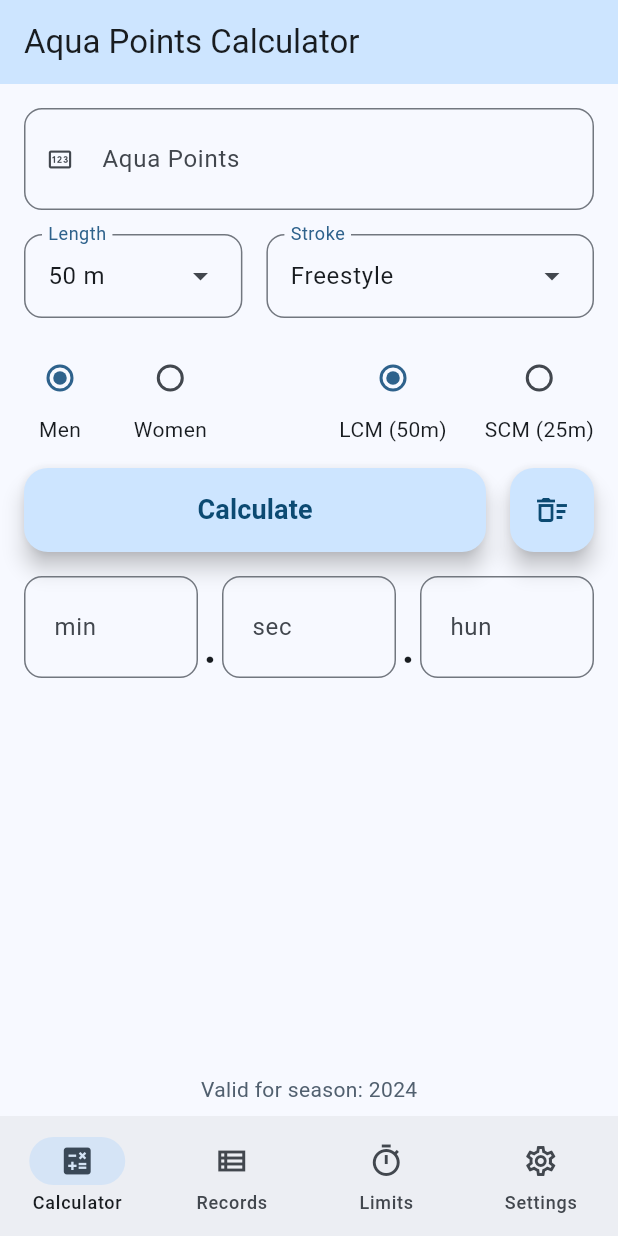
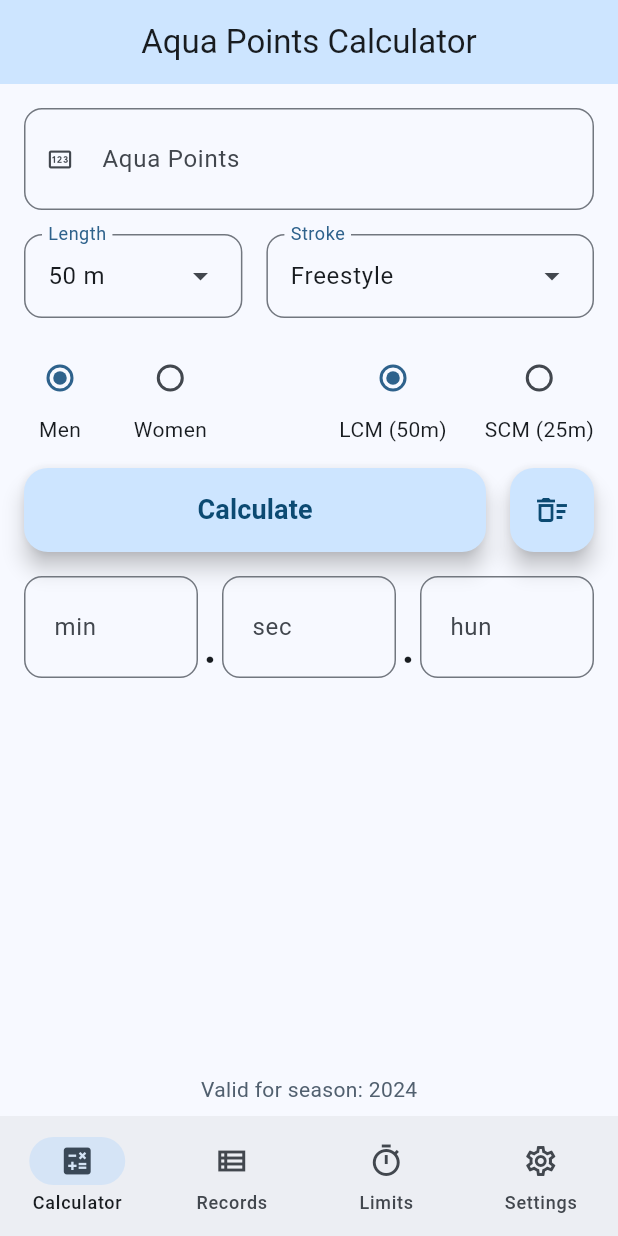
Before and after one commit to Nert53/aqua-points-calculator, a Flutter app: the screen it shows after launch, on a phone screen of 412 x 824 dp. Run offline on Flutter 3.47's test engine with Material 3 defaults, Android fonts, the phone set to English and light mode, and no system bars; our stand-ins replace flutter_linkify, flutter_svg, go_router, shared_preferences; generated files the repository leaves out were written again.

Commit message:
big screen app bar change

```diff
--- a/lib/view/screen/main_page.dart
+++ b/lib/view/screen/main_page.dart
@@ -17,16 +17,20 @@ class _MainPageState extends State<MainPage> {
 
   @override
   Widget build(BuildContext context) {
+    bool displayNavigationRail = MediaQuery.of(context).size.width > 800
+        ? true
+        : false; // navigation bar will appear on wide screens instead of bottom bar
     bool extendedNaviagtionRail = MediaQuery.of(context).size.width > 1200
         ? true
-        : false; // extended nav rail will appear only on realy wide screens (pc, laptops)
+        : false; // extended nav rail will appear only on REALLY wide screens (pc, laptops)
 
     return Scaffold(
         appBar: AppBar(
           title: const Text('Aqua Points Calculator'),
           backgroundColor: Theme.of(context).colorScheme.primaryContainer,
+          centerTitle: displayNavigationRail ? false : true,
         ),
-        bottomNavigationBar: MediaQuery.of(context).size.width < 800
+        bottomNavigationBar: !displayNavigationRail
             ? NavigationBar(
                 selectedIndex: widget.navigationShell.currentIndex,
                 onDestinationSelected: _selectScreen,
@@ -59,7 +63,7 @@ class _MainPageState extends State<MainPage> {
             : null,
         body: Row(
           children: [
-            if (MediaQuery.of(context).size.width > 800)
+            if (displayNavigationRail)
               NavigationRail(
                 destinations: [
                   NavigationRailDestination(
```
Also changed, not shown: lib/view/screen/settings_screen.dart (+58 -0 lines), 3 other files.
